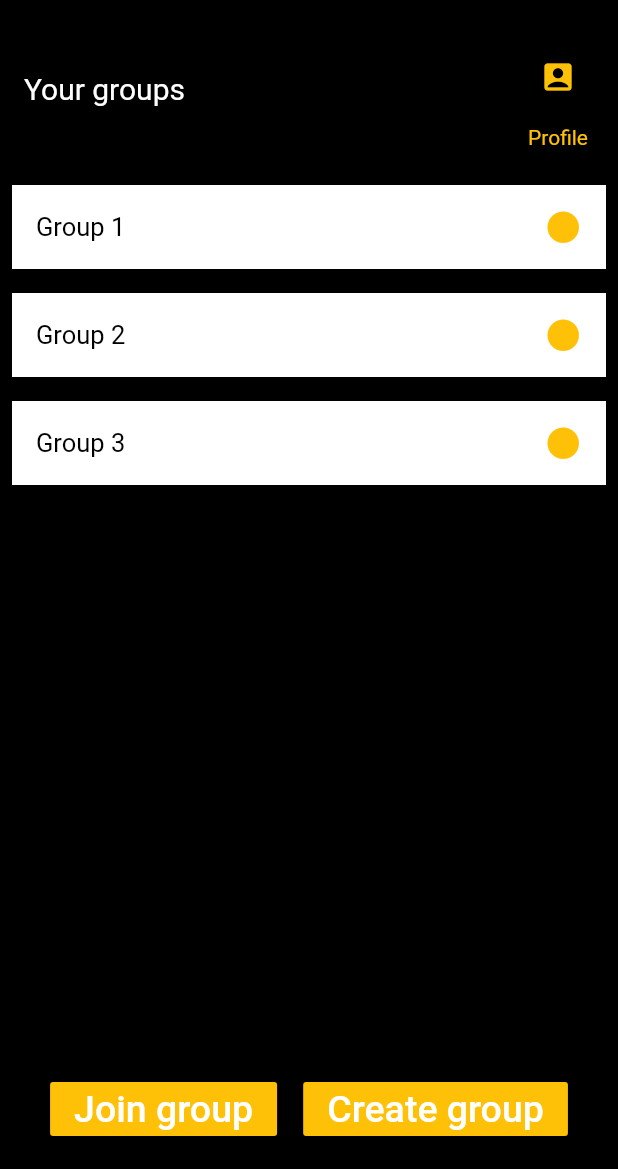
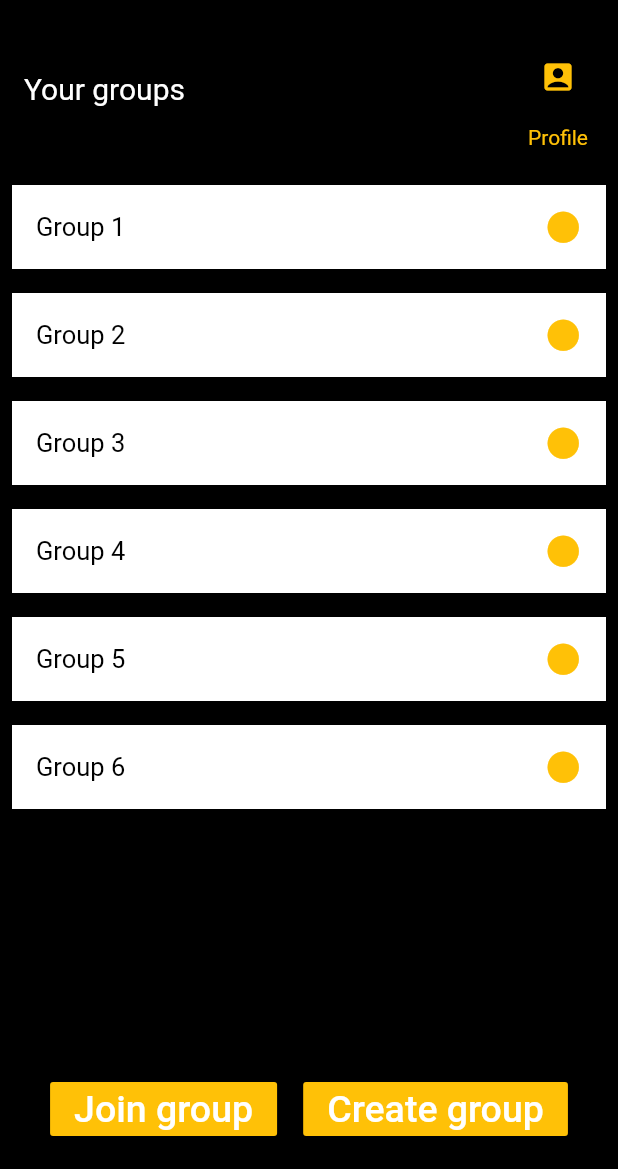
Before and after one commit to TNelen/BlackBox, a Flutter app: the screen it shows after launch, on a phone screen of 412 x 824 dp, the part 67-1236 px from its top. Run offline on Flutter 3.47's test engine with Material 2 defaults, Android fonts, the phone set to English and light mode, and no system bars; our stand-ins replace cloud_firestore; accounts and stored records are empty.

Commit message:
Added long press on GroupList items using gesture detector
deleted item in list

!! List is not refresheed -> use statefull widget and states...

```diff
--- a/blackbox/lib/groupList.dart
+++ b/blackbox/lib/groupList.dart
@@ -7,9 +7,11 @@ import './GroupScreen.dart';
 
 
 // Tijdelijk om te kunnen testen ;)
-List<String> groupNames = ["Group 1", "Group 2", "Group 3"];
 
 class GroupList extends StatelessWidget {
+
+  List<String> groupNames = ["Group 1", "Group 2", "Group 3","Group 4", "Group 5", "Group 6"];
+
 
   /*Database database;
   List<String> groupNames;
@@ -30,6 +32,7 @@ class GroupList extends StatelessWidget {
         },
         onLongPress: () {
             print("long press");
+            groupNames.removeAt(index);
         } ,
         child: Container(
           //height: 50,
```
